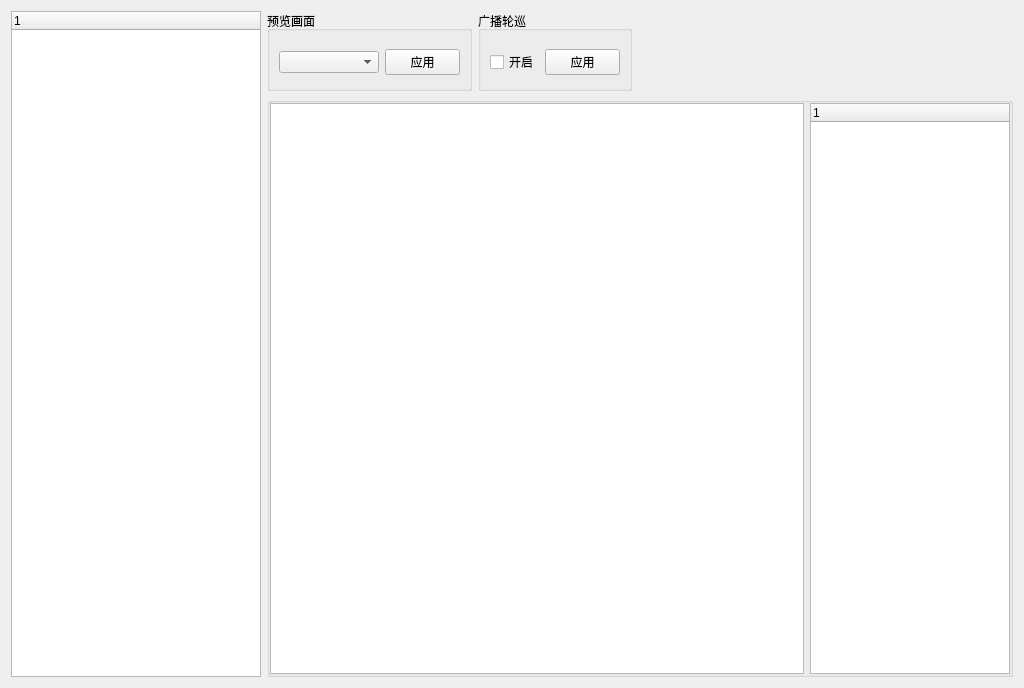
yao3gang/Network_Keyboard, file gui/page/page_tvwall.ui: the form before one commit.
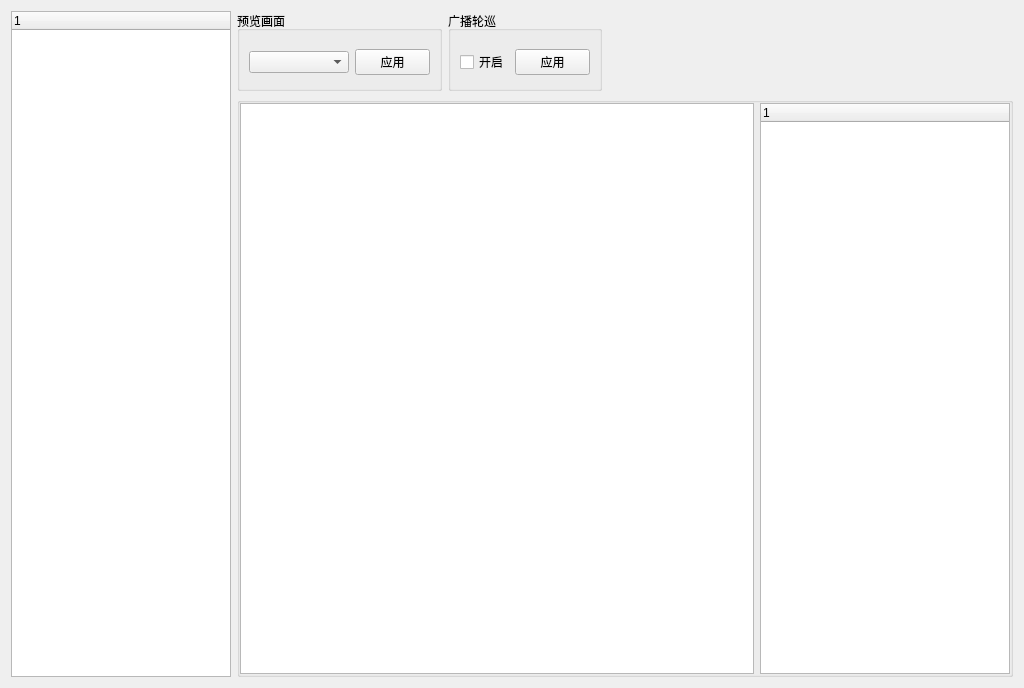
The form after the commit. Custom widgets are drawn as their Qt base class.

```diff
--- a/gui/page/page_tvwall.ui
+++ b/gui/page/page_tvwall.ui
@@ -41,13 +41,13 @@
        </property>
        <property name="minimumSize">
         <size>
-         <width>250</width>
+         <width>220</width>
          <height>0</height>
         </size>
        </property>
        <property name="maximumSize">
         <size>
-         <width>250</width>
+         <width>220</width>
          <height>16777215</height>
         </size>
        </property>
@@ -254,13 +254,13 @@
             </property>
             <property name="minimumSize">
              <size>
-              <width>200</width>
+              <width>250</width>
               <height>0</height>
              </size>
             </property>
             <property name="maximumSize">
              <size>
-              <width>200</width>
+              <width>250</width>
               <height>16777215</height>
              </size>
             </property>
```
